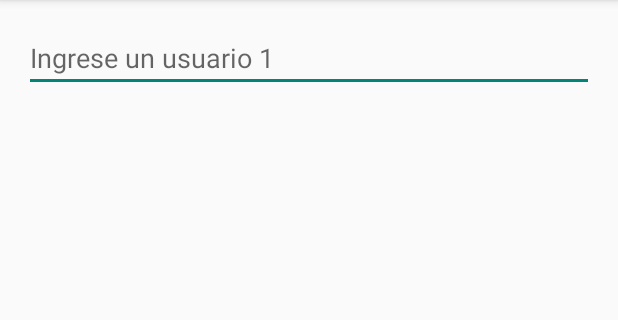
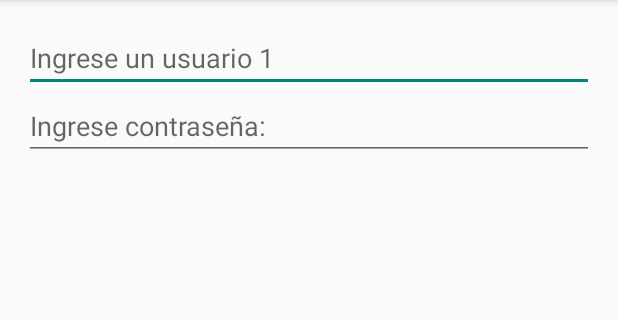
Before and after one commit to juanjsbo/FisioVidaPlus, an Android app: the screen it shows after launch (MainActivity), on a phone screen of 412 x 824 dp, the part 84-404 px from its top. Run offline under Robolectric (Android 15) with nearby library versions, the phone set to English and light mode, and no system bars.

Commit message:
EditText

```diff
--- a/app/src/main/res/layout/activity_main.xml
+++ b/app/src/main/res/layout/activity_main.xml
@@ -11,10 +11,17 @@
     android:orientation="vertical"
     >
 
+
     <EditText
         android:layout_width="fill_parent"
         android:layout_height="wrap_content"
-        android:hint="Ingrese un usuario 1"
-        />
+        android:hint="Ingrese un usuario 1"/>
+
+    <EditText
+        android:layout_width="fill_parent"
+        android:layout_height="wrap_content"
+        android:hint="Ingrese contraseña:"
+        android:inputType="numberPassword"/>
+
 
 </LinearLayout>
```
